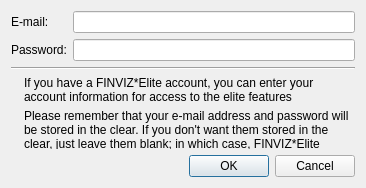
Above: finvizaccesssetup.ui from HappySeaFox/tht before the change. Below: the same form after it.
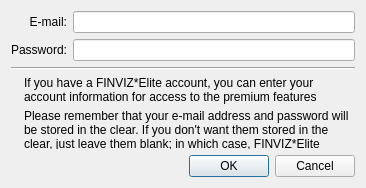
That is the form after the change.

Commit message: Labels alignment

The edit to the form file:
```diff
--- a/finvizaccesssetup.ui
+++ b/finvizaccesssetup.ui
@@ -21,6 +21,9 @@
        <property name="text">
         <string>E-mail:</string>
        </property>
+       <property name="alignment">
+        <set>Qt::AlignRight|Qt::AlignTrailing|Qt::AlignVCenter</set>
+       </property>
       </widget>
      </item>
      <item row="0" column="1">
@@ -31,6 +34,9 @@
        <property name="text">
         <string>Password:</string>
        </property>
+       <property name="alignment">
+        <set>Qt::AlignRight|Qt::AlignTrailing|Qt::AlignVCenter</set>
+       </property>
       </widget>
      </item>
      <item row="1" column="1">
@@ -77,7 +83,7 @@
      <item row="0" column="1">
       <widget class="QLabel" name="label_4">
        <property name="text">
-        <string extracomment="Finviz - Stock Screener, http://finviz.com. It's ok not to translate &quot;Finviz&quot; (or &quot;FINVIZ*Elite&quot;) (e.g. you can just copy-paste &quot;Finviz&quot; (or &quot;FINVIZ*Elite&quot;) to your translation)">If you have a FINVIZ*Elite account, you can enter your account information for access to the elite features</string>
+        <string extracomment="Finviz - Stock Screener, http://finviz.com. It's ok not to translate &quot;Finviz&quot; (or &quot;FINVIZ*Elite&quot;) (e.g. you can just copy-paste &quot;Finviz&quot; (or &quot;FINVIZ*Elite&quot;) to your translation)">If you have a FINVIZ*Elite account, you can enter your account information for access to the premium features</string>
        </property>
        <property name="wordWrap">
         <bool>true</bool>
```
